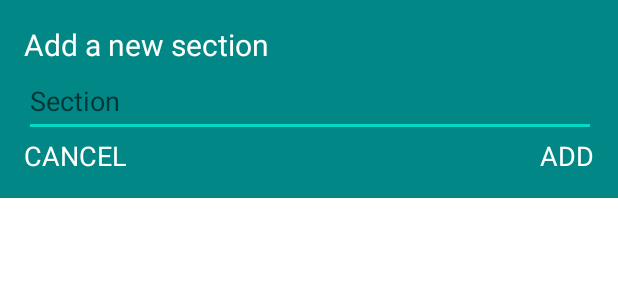
After one commit to Noknot2810/GruzdevNicePhrases, an Android app: the layout dialog_add_section.xml on its own in the app's theme, with its tools: preview values and no code run, on a phone screen of 412 x 824 dp. The commit adds this screen. Shown: the top 300 px of the screen. Run offline under Robolectric (Android 15) with nearby library versions, the phone set to English and light mode, and no system bars.

Commit message:
Third page foundation

```diff
--- a/app/src/main/AndroidManifest.xml
+++ b/app/src/main/AndroidManifest.xml
@@ -10,6 +10,9 @@
         android:roundIcon="@mipmap/ic_launcher_round"
         android:supportsRtl="true"
         android:theme="@style/Theme.GruzdevNicePhrases">
+        <activity
+            android:name=".ui.main.SlistActivity"
+            android:exported="false" />
         <activity
             android:name=".ui.main.SectionActivity"
             android:exported="false" />
--- a/app/src/main/java/com/example/gruzdevnicephrases/NicePhrasesApplication.kt
+++ b/app/src/main/java/com/example/gruzdevnicephrases/NicePhrasesApplication.kt
@@ -4,6 +4,7 @@ import android.app.Application
 import com.example.gruzdevnicephrases.data.db.NicePhrasesDB
 import com.example.gruzdevnicephrases.data.repositories.PhrasesRepository
 import com.example.gruzdevnicephrases.ui.main.MainViewModelFactory
+import com.example.gruzdevnicephrases.ui.main.SListViewModelFactory
 import com.example.gruzdevnicephrases.ui.main.SectionViewModelFactory
 import org.kodein.di.Kodein
 import org.kodein.di.KodeinAware
@@ -23,5 +24,8 @@ class NicePhrasesApplication: Application(), KodeinAware {
         bind() from singleton {
             MainViewModelFactory(instance())
         }
+        bind() from singleton {
+            SListViewModelFactory(instance())
+        }
     }
 }
--- a/app/src/main/java/com/example/gruzdevnicephrases/data/repositories/SectionRepository.kt
+++ b/app/src/main/java/com/example/gruzdevnicephrases/data/repositories/SectionRepository.kt
@@ -9,4 +9,6 @@ class SectionRepository (
     suspend fun new_section(item: Section) = db.getSectionDao().new_section(item)
 
     suspend fun del_section(item: Section) = db.getSectionDao().del_section(item)
+
+    fun get_all_sections() = db.getSectionDao().get_all_sections()
 }
--- a/app/src/main/java/com/example/gruzdevnicephrases/ui/main/MainActivity.kt
+++ b/app/src/main/java/com/example/gruzdevnicephrases/ui/main/MainActivity.kt
@@ -39,7 +39,9 @@ class MainActivity : AppCompatActivity(), KodeinAware {
         val viewModel = ViewModelProviders.of(this, factory).get(MainViewModel::class.java)
 
         binding.ivAddPhrase.setOnClickListener {
-            val intent = Intent(this@MainActivity, SectionActivity::class.java).apply {  }
+            //val intent = Intent(this@MainActivity, SectionActivity::class.java).apply {  }
+
+            val intent = Intent(this@MainActivity, SlistActivity::class.java).apply {  }
             startActivity(intent)
             binding.txtAnnounce.text = "Tap below to know the day phrase"
             binding.ivDayPhrase.isEnabled = true
--- /dev/null
+++ b/app/src/main/res/layout/dialog_add_section.xml
@@ -0,0 +1,52 @@
+<?xml version="1.0" encoding="utf-8"?>
+<androidx.constraintlayout.widget.ConstraintLayout xmlns:android="http://schemas.android.com/apk/res/android"
+    xmlns:app="http://schemas.android.com/apk/res-auto"
+    android:layout_width="match_parent"
+    android:layout_height="wrap_content"
+    android:background="@color/teal_700"
+    android:orientation="vertical"
+    android:padding="16dp">
+
+    <TextView
+        android:id="@+id/txtTitle"
+        android:layout_width="wrap_content"
+        android:layout_height="wrap_content"
+        android:text="Add a new section"
+        android:textColor="@android:color/white"
+        android:textSize="20sp"
+        app:layout_constraintStart_toStartOf="parent"
+        app:layout_constraintTop_toTopOf="parent" />
+
+    <EditText
+        android:id="@+id/etName"
+        android:layout_width="381dp"
+        android:layout_height="48dp"
+        android:ems="10"
+        android:hint="Section"
+        android:inputType="text"
+        android:textColor="@android:color/white"
+        app:layout_constraintEnd_toEndOf="parent"
+        app:layout_constraintStart_toStartOf="parent"
+        app:layout_constraintTop_toBottomOf="@+id/txtTitle" />
+
+    <TextView
+        android:id="@+id/tvAdd"
+        android:layout_width="wrap_content"
+        android:layout_height="wrap_content"
+        android:text="ADD"
+        android:textColor="@android:color/white"
+        android:textSize="18sp"
+        app:layout_constraintEnd_toEndOf="parent"
+        app:layout_constraintTop_toBottomOf="@+id/etName" />
+
+    <TextView
+        android:id="@+id/tvCancel"
+        android:layout_width="wrap_content"
+        android:layout_height="wrap_content"
+        android:text="CANCEL"
+        android:textColor="@android:color/white"
+        android:textSize="18sp"
+        app:layout_constraintStart_toStartOf="parent"
+        app:layout_constraintTop_toBottomOf="@+id/etName" />
+
+</androidx.constraintlayout.widget.ConstraintLayout>
```
Also changed, not shown: app/src/main/java/com/example/gruzdevnicephrases/data/db/SectionDao.kt (+6 -5 lines), app/src/main/java/com/example/gruzdevnicephrases/others/SectionAdapter.kt (added, +36 -0 lines), app/src/main/java/com/example/gruzdevnicephrases/ui/main/AddSectionDialog.kt (added, +38 -0 lines), app/src/main/java/com/example/gruzdevnicephrases/ui/main/NewSectionDialogListener.kt (added, +7 -0 lines), app/src/main/java/com/example/gruzdevnicephrases/ui/main/SListViewModel.kt (added, +23 -0 lines), app/src/main/java/com/example/gruzdevnicephrases/ui/main/SListViewModelFactory.kt (added, +14 -0 lines), app/src/main/java/com/example/gruzdevnicephrases/ui/main/SlistActivity.kt (added, +49 -0 lines), app/src/main/res/layout/activity_slist.xml (added, +29 -0 lines), app/src/main/res/layout/section_item.xml (added, +33 -0 lines).
